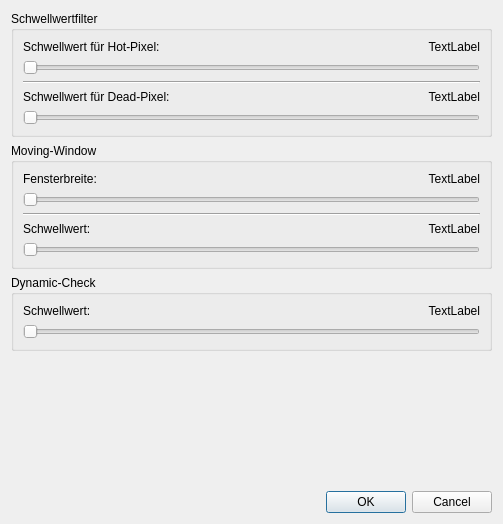
Old version of the form main/resources/base/einstellungenSuchen.ui in the repository TrandyAndy/Bad-Pixel.
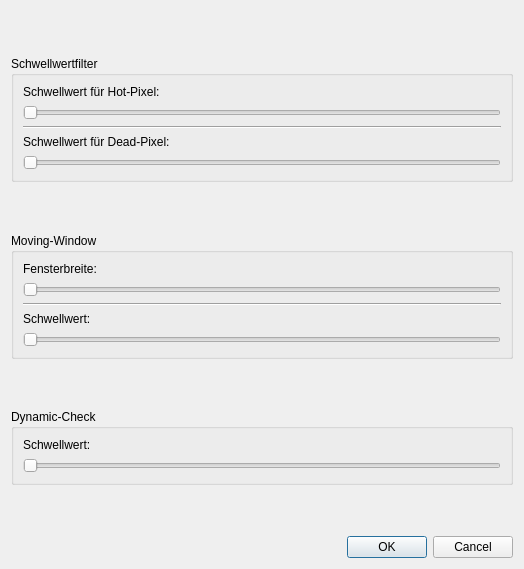
New version of the form.

Commit message: UI Schöner gemacht, import Funktion neu gemacht, Schieberegler implementiert

Diff of the .ui file:
```diff
--- a/main/resources/base/einstellungenSuchen.ui
+++ b/main/resources/base/einstellungenSuchen.ui
@@ -6,14 +6,27 @@
    <rect>
     <x>0</x>
     <y>0</y>
-    <width>503</width>
-    <height>524</height>
+    <width>524</width>
+    <height>569</height>
    </rect>
   </property>
   <property name="windowTitle">
    <string>Weitere Einstellungen für Suchalgorithmus</string>
   </property>
   <layout class="QVBoxLayout" name="verticalLayout">
+   <item>
+    <spacer name="verticalSpacer_4">
+     <property name="orientation">
+      <enum>Qt::Vertical</enum>
+     </property>
+     <property name="sizeHint" stdset="0">
+      <size>
+       <width>20</width>
+       <height>17</height>
+      </size>
+     </property>
+    </spacer>
+   </item>
    <item>
     <widget class="QGroupBox" name="groupBoxSchwellwert">
      <property name="title">
@@ -40,7 +53,7 @@
            <enum>Qt::LeftToRight</enum>
           </property>
           <property name="text">
-           <string>TextLabel</string>
+           <string/>
           </property>
           <property name="alignment">
            <set>Qt::AlignRight|Qt::AlignTrailing|Qt::AlignVCenter</set>
@@ -75,7 +88,7 @@
         <item>
          <widget class="QLabel" name="label_10">
           <property name="text">
-           <string>TextLabel</string>
+           <string/>
           </property>
           <property name="alignment">
            <set>Qt::AlignRight|Qt::AlignTrailing|Qt::AlignVCenter</set>
@@ -94,6 +107,19 @@
      </layout>
     </widget>
    </item>
+   <item>
+    <spacer name="verticalSpacer_2">
+     <property name="orientation">
+      <enum>Qt::Vertical</enum>
+     </property>
+     <property name="sizeHint" stdset="0">
+      <size>
+       <width>20</width>
+       <height>10</height>
+      </size>
+     </property>
+    </spacer>
+   </item>
    <item>
     <widget class="QGroupBox" name="groupBoxMoving">
      <property name="title">
@@ -112,7 +138,7 @@
         <item>
          <widget class="QLabel" name="label_9">
           <property name="text">
-           <string>TextLabel</string>
+           <string/>
           </property>
           <property name="alignment">
            <set>Qt::AlignRight|Qt::AlignTrailing|Qt::AlignVCenter</set>
@@ -147,7 +173,7 @@
         <item>
          <widget class="QLabel" name="label_8">
           <property name="text">
-           <string>TextLabel</string>
+           <string/>
           </property>
           <property name="alignment">
            <set>Qt::AlignRight|Qt::AlignTrailing|Qt::AlignVCenter</set>
@@ -166,6 +192,19 @@
      </layout>
     </widget>
    </item>
+   <item>
+    <spacer name="verticalSpacer_3">
+     <property name="orientation">
+      <enum>Qt::Vertical</enum>
+     </property>
+     <property name="sizeHint" stdset="0">
+      <size>
+       <width>20</width>
+       <height>10</height>
+      </size>
+     </property>
+    </spacer>
+   </item>
    <item>
     <widget class="QGroupBox" name="groupBoxDynamic">
      <property name="title">
@@ -184,7 +223,7 @@
         <item>
          <widget class="QLabel" name="label_7">
           <property name="text">
-           <string>TextLabel</string>
+           <string/>
           </property>
           <property name="alignment">
            <set>Qt::AlignRight|Qt::AlignTrailing|Qt::AlignVCenter</set>
```
Left out of the diff: 20 changed lines with no effect on the pictures. The commit also changes 4 other files.
